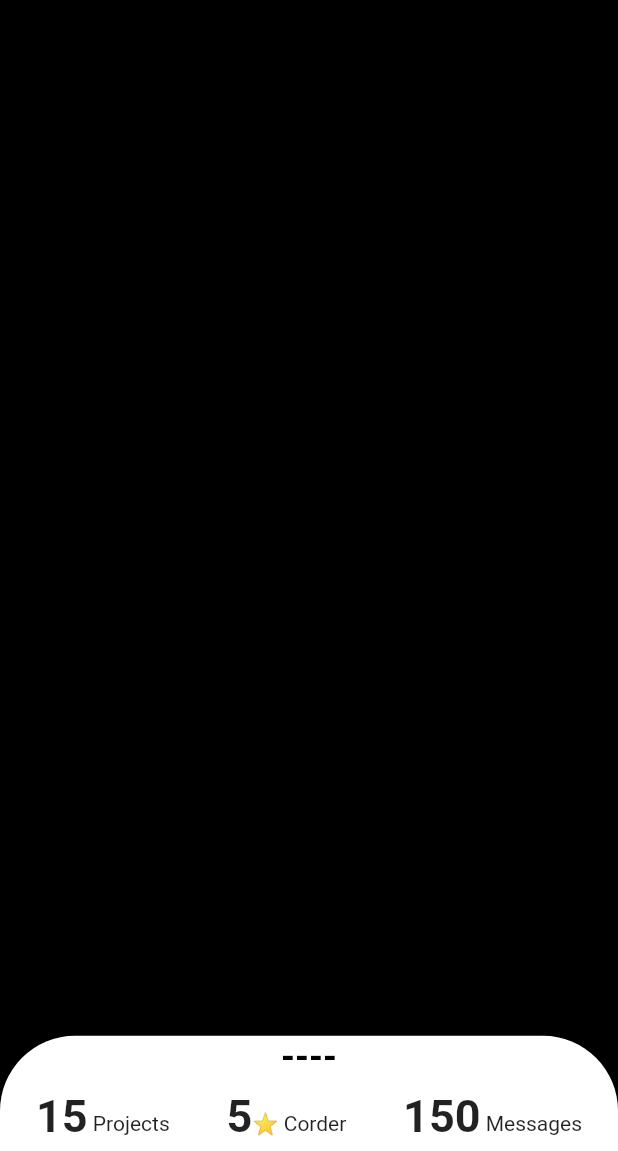
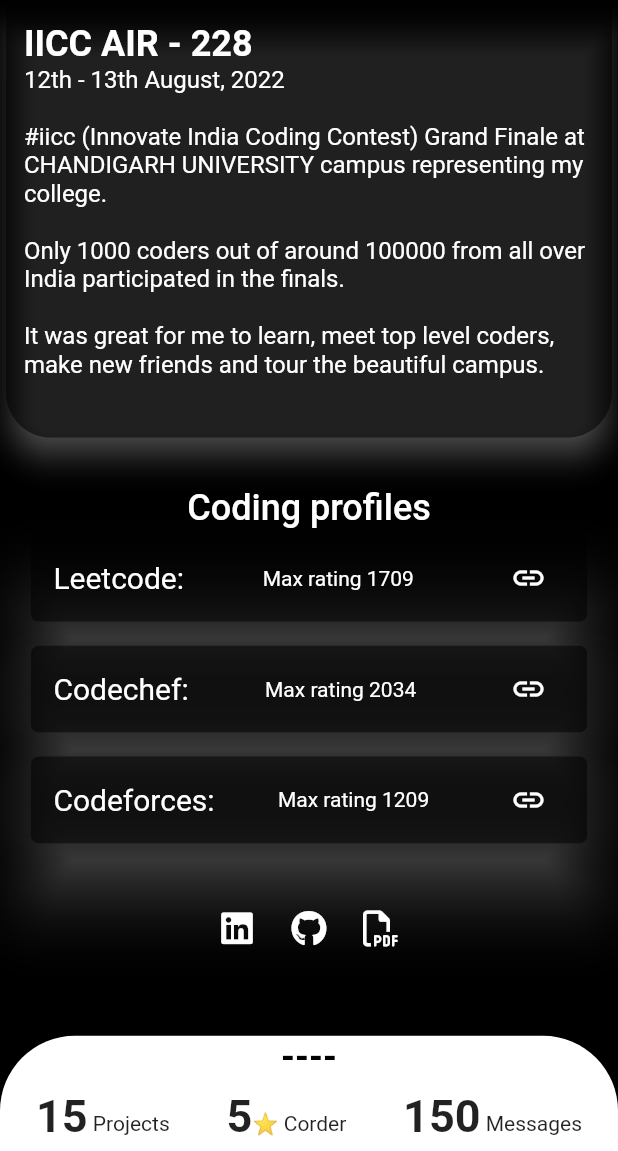
Before and after one commit to sj-15/Portfolio-App, a Flutter app: the screen it shows after launch, after a tap on "Achievements", on a phone screen of 412 x 824 dp, the part 85-1236 px from its top. Run offline on Flutter 3.47's test engine with Material 2 defaults, Android fonts, the phone set to English and light mode, and no system bars; drawn by our look-alikes of sliding_sheet; our stand-ins replace animated_text_kit, flutter_svg, font_awesome_flutter, timelines; Roboto replaces fonts that are missing (Soho).

Commit message:
Achievements

```diff
--- a/lib/Utility/achievementspage.dart
+++ b/lib/Utility/achievementspage.dart
@@ -1,5 +1,67 @@
 import 'package:flutter/material.dart';
+import 'package:portfolio/Utility/components/logos.dart';
+import 'package:portfolio/Utility/components/profiles.dart';
 
-Widget achievementspage() {
-  return Container();
+Widget achievementspage(context) {
+  final size = MediaQuery.of(context).size;
+  return Column(
+    children: [
+      Card(
+        color: Colors.black54,
+        elevation: 8,
+        shadowColor: Colors.white54,
+        shape: const RoundedRectangleBorder(
+          borderRadius: BorderRadius.only(
+            bottomLeft: Radius.circular(30),
+            bottomRight: Radius.circular(30),
+          ),
+        ),
+        child: SizedBox(
+          height: size.height * 0.35,
+          width: size.width * 1,
+          child: Padding(
+            padding: const EdgeInsets.all(12),
+            child: Column(
+              crossAxisAlignment: CrossAxisAlignment.start,
+              children: const [
+                Text(
+                  'IICC AIR - 228',
+                  style: TextStyle(
+                    color: Colors.white,
+                    fontSize: 24,
+                    fontWeight: FontWeight.bold,
+                  ),
+                ),
+                Text(
+                  '12th - 13th August, 2022 \n\n#iicc (Innovate India Coding Contest) Grand Finale at CHANDIGARH UNIVERSITY campus representing my college. \n\nOnly 1000 coders out of around 100000 from all over India participated in the finals. \n\nIt was great for me to learn, meet top level coders, make new friends and tour the beautiful campus.',
+                  style: TextStyle(color: Colors.white, fontSize: 16),
+                ),
+              ],
+            ),
+          ),
+        ),
+      ),
+      SizedBox(
+        height: size.height * 0.035,
+      ),
+      const Text(
+        'Coding profiles',
+        style: TextStyle(
+            color: Colors.white, fontSize: 24, fontWeight: FontWeight.w500),
+      ),
+      profilesfield(context, 'Leetcode:', 'Max rating 1709', ''),
+      SizedBox(
+        height: size.height * 0.01,
+      ),
+      profilesfield(context, 'Codechef:', 'Max rating 2034', ''),
+      SizedBox(
+        height: size.height * 0.01,
+      ),
+      profilesfield(context, 'Codeforces:', 'Max rating 1209', ''),
+      SizedBox(
+        height: size.height * 0.035,
+      ),
+      logofield(),
+    ],
+  );
 }
--- /dev/null
+++ b/lib/Utility/components/profiles.dart
@@ -0,0 +1,45 @@
+import 'package:flutter/material.dart';
+
+Widget profilesfield(context, title, des, link) {
+  final size = MediaQuery.of(context).size;
+  return Card(
+    color: Colors.black54,
+    elevation: 20,
+    shadowColor: Colors.white54,
+    shape: RoundedRectangleBorder(
+      borderRadius: BorderRadius.circular(5),
+    ),
+    child: SizedBox(
+      height: size.height * 0.07,
+      width: size.width * 0.9,
+      child: Padding(
+        padding: const EdgeInsets.symmetric(horizontal: 15.0),
+        child: Row(
+          mainAxisAlignment: MainAxisAlignment.spaceBetween,
+          children: [
+            Text(
+              title,
+              style: const TextStyle(
+                color: Colors.white,
+                fontSize: 20,
+                fontWeight: FontWeight.w400,
+              ),
+            ),
+            Text(
+              des,
+              style: const TextStyle(
+                color: Colors.white,
+                fontSize: 14,
+              ),
+            ),
+            IconButton(
+              onPressed: () {},
+              icon: const Icon(Icons.link),
+              color: Colors.white,
+            ),
+          ],
+        ),
+      ),
+    ),
+  );
+}
--- a/lib/Utility/components/sliding_window.dart
+++ b/lib/Utility/components/sliding_window.dart
@@ -166,7 +166,7 @@
             else if (widget.val == 4)
               const SkillPage()
             else if (widget.val == 5)
-              achievementspage()
+              achievementspage(context)
             else if (widget.val == 6)
               responsibilitiespage()
             else if (widget.val == 7)
--- a/lib/Utility/experiencespage.dart
+++ b/lib/Utility/experiencespage.dart
@@ -38,7 +38,7 @@
         quotescard(
             context,
             '"Experience is something I always think I have until I get more of it."',
-            'Burton Hillis'),
+            '- Burton Hillis'),
         SizedBox(height: size.height * 0.03),
         logofield(),
       ],
```
